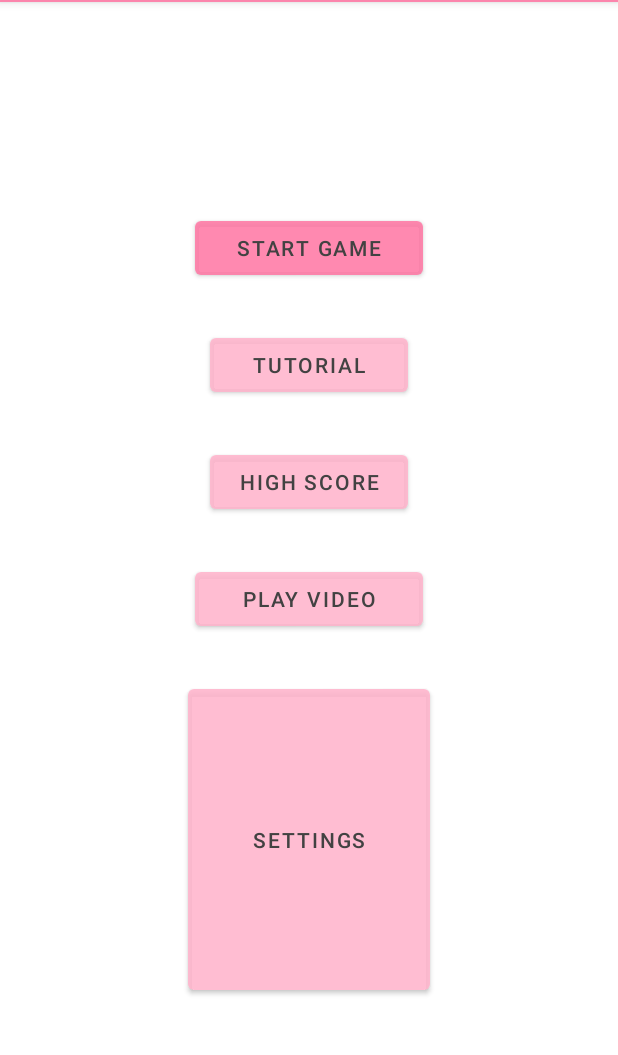
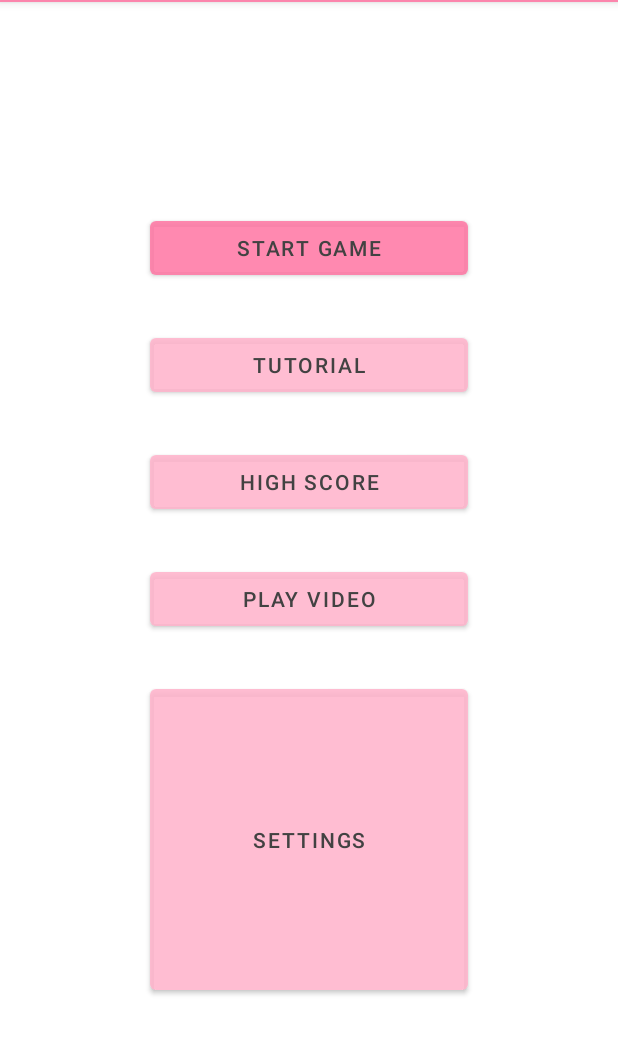
Before and after one commit to basicasian/lostinwonderland, an Android app: the MainActivity screen opened directly, with no data from a screen before it, on a phone screen of 412 x 824 dp, the part 82-1137 px from its top. Run offline under Robolectric (Android 15) with nearby library versions, the phone set to English and light mode, and no system bars.

Commit message:
improved layouts so it adapts better to different phone sized

```diff
--- a/app/build.gradle
+++ b/app/build.gradle
@@ -25,12 +25,17 @@
         sourceCompatibility JavaVersion.VERSION_1_8
         targetCompatibility JavaVersion.VERSION_1_8
     }
+    buildFeatures {
+        viewBinding true
+    }
 }
 
 dependencies {
     implementation 'androidx.appcompat:appcompat:1.4.1'
     implementation 'com.google.android.material:material:1.5.0'
     implementation 'androidx.constraintlayout:constraintlayout:2.1.3'
+    implementation 'androidx.navigation:navigation-fragment:2.4.1'
+    implementation 'androidx.navigation:navigation-ui:2.4.1'
     testImplementation 'junit:junit:4.13.2'
     androidTestImplementation 'androidx.test.ext:junit:1.1.3'
     androidTestImplementation 'androidx.test.espresso:espresso-core:3.4.0'
--- a/app/src/main/res/layout/activity_after_game.xml
+++ b/app/src/main/res/layout/activity_after_game.xml
@@ -15,9 +15,10 @@
         android:textSize="50sp"
         app:layout_constraintBottom_toTopOf="@+id/tryAgainButton"
         app:layout_constraintEnd_toEndOf="parent"
+        app:layout_constraintHorizontal_bias="0.495"
         app:layout_constraintStart_toStartOf="parent"
         app:layout_constraintTop_toTopOf="parent"
-        app:layout_constraintVertical_bias="0.689" />
+        app:layout_constraintVertical_bias="0.682" />
 
     <Button
         android:id="@+id/tryAgainButton"
--- a/app/src/main/res/layout/activity_main.xml
+++ b/app/src/main/res/layout/activity_main.xml
@@ -14,9 +14,11 @@
         android:layout_alignParentStart="true"
         android:layout_alignParentTop="true"
         android:layout_alignParentEnd="true"
-        android:layout_marginStart="130dp"
         android:layout_marginTop="140dp"
-        android:layout_marginEnd="130dp"
+        android:layout_marginStart="100dp"
+        android:layout_marginEnd="100dp"
+        android:layout_centerHorizontal="true"
+        android:width="200dp"
         android:onClick="startGameActivity"
         android:text="@string/menu_title_game"
         android:textColor="#424242"
@@ -35,9 +37,9 @@
         android:layout_below="@+id/startGameButton"
         android:layout_alignParentStart="true"
         android:layout_alignParentEnd="true"
-        android:layout_marginStart="140dp"
+        android:layout_marginStart="100dp"
+        android:layout_marginEnd="100dp"
         android:layout_marginTop="30dp"
-        android:layout_marginEnd="140dp"
         android:onClick="startHelpActivity"
         android:text="@string/menu_title_help"
         android:textColor="#424242"
@@ -54,9 +56,9 @@
         android:layout_below="@+id/helpButton"
         android:layout_alignParentStart="true"
         android:layout_alignParentEnd="true"
-        android:layout_marginStart="140dp"
+        android:layout_marginStart="100dp"
+        android:layout_marginEnd="100dp"
         android:layout_marginTop="30dp"
-        android:layout_marginEnd="140dp"
         android:onClick="startHighScoreActivity"
         android:text="@string/menu_title_highscore"
         android:textColor="#424242"
@@ -73,9 +75,9 @@
         android:layout_below="@+id/highscoreButton"
         android:layout_alignParentStart="true"
         android:layout_alignParentEnd="true"
-        android:layout_marginStart="130dp"
+        android:layout_marginStart="100dp"
+        android:layout_marginEnd="100dp"
         android:layout_marginTop="30dp"
-        android:layout_marginEnd="130dp"
         android:onClick="startVideoActivity"
         android:text="@string/menu_title_video"
         android:textColor="#424242"
@@ -93,9 +95,9 @@
         android:layout_alignParentStart="true"
         android:layout_alignParentEnd="true"
         android:layout_alignParentBottom="true"
-        android:layout_marginStart="125dp"
+        android:layout_marginStart="100dp"
         android:layout_marginTop="30dp"
-        android:layout_marginEnd="125dp"
+        android:layout_marginEnd="100dp"
         android:layout_marginBottom="103dp"
         android:onClick="startSettingsActivity"
         android:text="@string/menu_title_settings"
--- a/app/src/main/res/values/themes.xml
+++ b/app/src/main/res/values/themes.xml
@@ -13,5 +13,11 @@
         <item name="android:statusBarColor" tools:targetApi="l">?attr/colorPrimaryVariant</item>
         <!-- Customize your theme here. -->
     </style>
+    <style name="Theme.MMUELL6.NoActionBar">
+        <item name="windowActionBar">false</item>
+        <item name="windowNoTitle">true</item>
+    </style>
+    <style name="Theme.MMUELL6.AppBarOverlay" parent="ThemeOverlay.AppCompat.Dark.ActionBar" />
+    <style name="Theme.MMUELL6.PopupOverlay" parent="ThemeOverlay.AppCompat.Light" />
 
 </resources>
```
Also changed, not shown: app/src/main/AndroidManifest.xml (+13 -7 lines), app/src/main/java/at/ac/tuwien/mmue_ll6/GameSurfaceView.java (+24 -25 lines), app/src/main/res/layout/activity_help.xml (+48 -37 lines), app/src/main/res/layout/activity_settings.xml (+9 -16 lines), app/src/main/res/values/strings.xml (+11 -2 lines), 1 other file.
